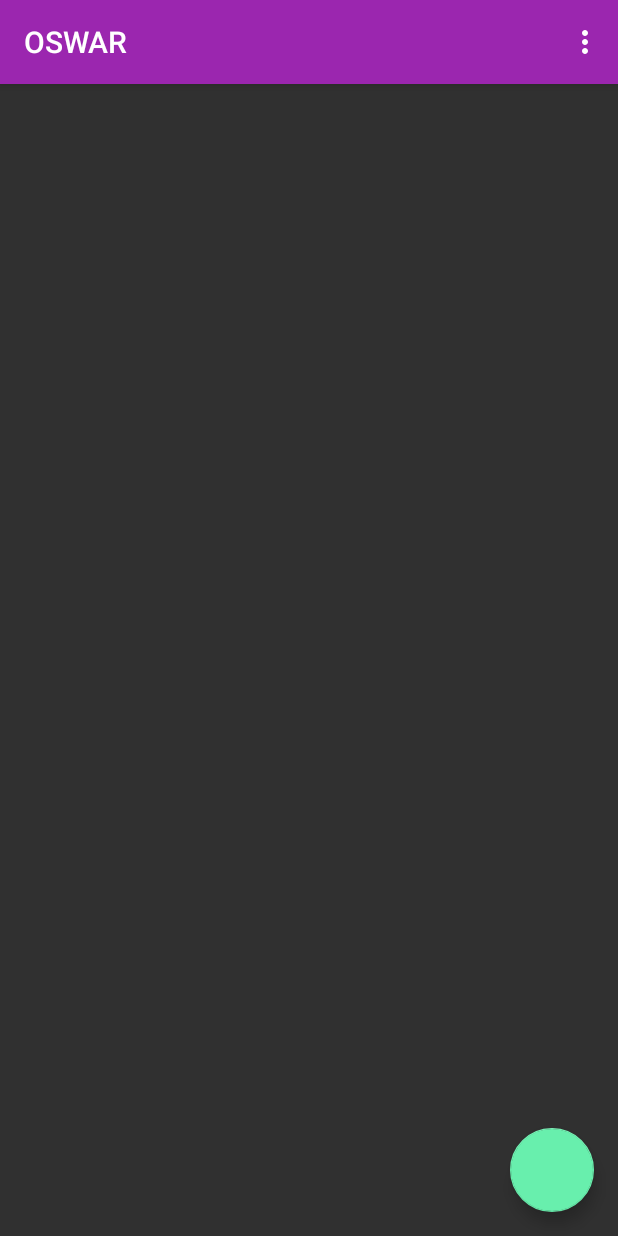
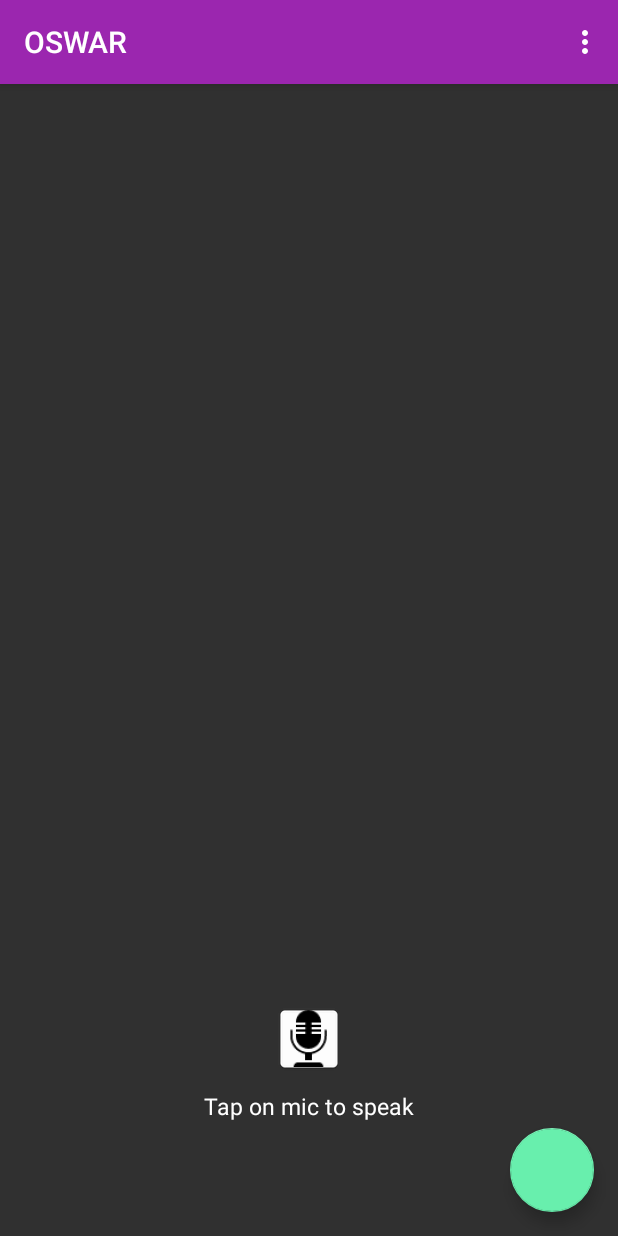
Before and after one commit to ShreyaPrabhu/OSWARS, an Android app: the screen it shows after launch (MainActivity), on a phone screen of 412 x 824 dp. Run offline under Robolectric (Android 15) with nearby library versions, the phone set to English and light mode, and no system bars.

Commit message:
spch ico

```diff
--- a/app/src/main/res/layout/main_content.xml
+++ b/app/src/main/res/layout/main_content.xml
@@ -11,6 +11,41 @@
     app:layout_behavior="@string/appbar_scrolling_view_behavior"
     tools:context="info.androidhive.fab.MainActivity"
     tools:showIn="@layout/activity_main">
+    <TextView
+        android:id="@+id/txtSpeechInput"
+        android:layout_width="wrap_content"
+        android:layout_height="wrap_content"
+        android:layout_alignParentTop="true"
+        android:layout_centerHorizontal="true"
+        android:layout_marginTop="100dp"
+        android:textColor="@color/white"
+        android:textSize="26dp"
+        android:textStyle="normal" />
 
+    <LinearLayout
+        android:layout_width="wrap_content"
+        android:layout_height="wrap_content"
+        android:layout_alignParentBottom="true"
+        android:layout_centerHorizontal="true"
+        android:layout_marginBottom="60dp"
+        android:gravity="center"
+        android:orientation="vertical" >
+
+        <ImageButton
+            android:id="@+id/btnSpeak"
+            android:layout_width="wrap_content"
+            android:layout_height="wrap_content"
+            android:background="@null"
+            android:src="@mipmap/ico_mic" />
+
+        <TextView
+            android:layout_width="wrap_content"
+            android:layout_height="wrap_content"
+            android:layout_marginTop="10dp"
+            android:text="@string/tap_on_mic"
+            android:textColor="@color/white"
+            android:textSize="15dp"
+            android:textStyle="normal" />
+    </LinearLayout>
 
 </RelativeLayout>
--- a/app/src/main/res/values/colors.xml
+++ b/app/src/main/res/values/colors.xml
@@ -4,6 +4,8 @@
     <color name="colorPrimaryDark">#7a1ea1</color>
     <color name="colorAccent">#68efad</color>
 
+    <color name="bg_gradient_start">#31244e</color>
+    <color name="bg_gradient_end">#6b394c</color>
     <color name="white">#FFFFFF</color>
     <color name="black">#000000</color>
 
--- a/app/src/main/res/values/strings.xml
+++ b/app/src/main/res/values/strings.xml
@@ -1,6 +1,11 @@
 <resources>
     <string name="app_name">OSWAR</string>
 
+    <string name="action_settings">Settings</string>
+
+    <string name="speech_prompt">Say something&#8230;</string>
+    <string name="speech_not_supported">Sorry! Your device doesn\'t support speech input</string>
+    <string name="tap_on_mic">Tap on mic to speak</string>
     <string name="hello_world">Hello world!</string>
-    <string name="action_settings">Settings</string>
+
 </resources>
--- a/build.gradle
+++ b/build.gradle
@@ -5,7 +5,7 @@ buildscript {
         jcenter()
     }
     dependencies {
-        classpath 'com.android.tools.build:gradle:1.3.0'
+        classpath 'com.android.tools.build:gradle:2.1.3'
 
         // NOTE: Do not place your application dependencies here; they belong
         // in the individual module build.gradle files
```
Also changed, not shown: app/src/main/ico_mic-web.png (added), app/src/main/res/mipmap-hdpi/ico_mic.png (added), app/src/main/res/mipmap-mdpi/ico_mic.png (added), app/src/main/res/mipmap-xhdpi/ico_mic.png (added), app/src/main/res/mipmap-xxhdpi/ico_mic.png (added), app/src/main/res/mipmap-xxxhdpi/ico_mic.png (added), gradle/wrapper/gradle-wrapper.properties, 3 other files.
